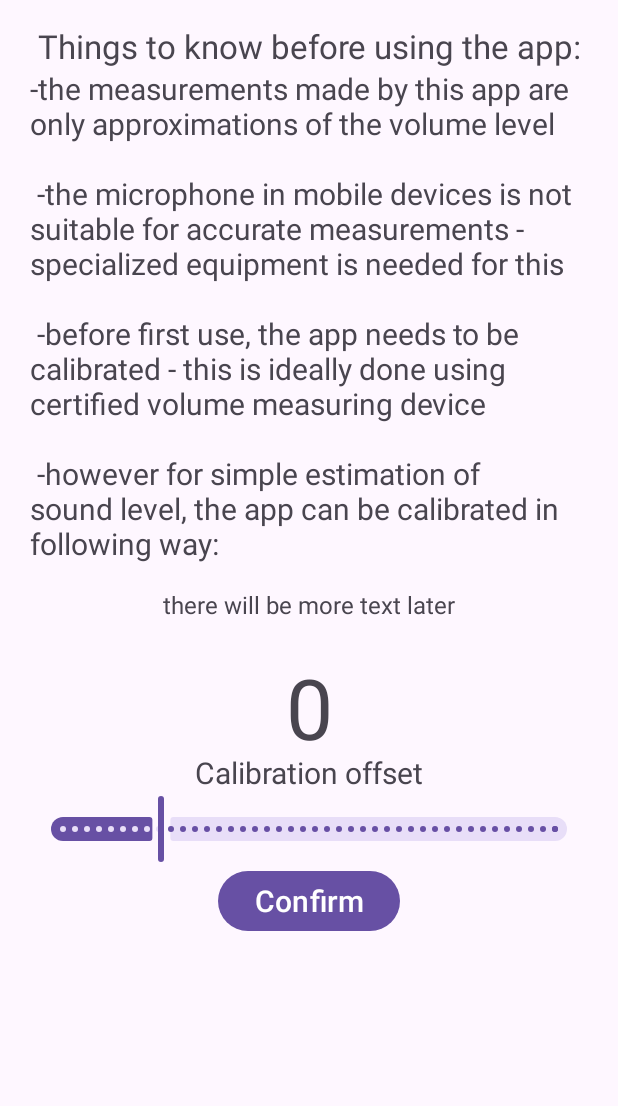
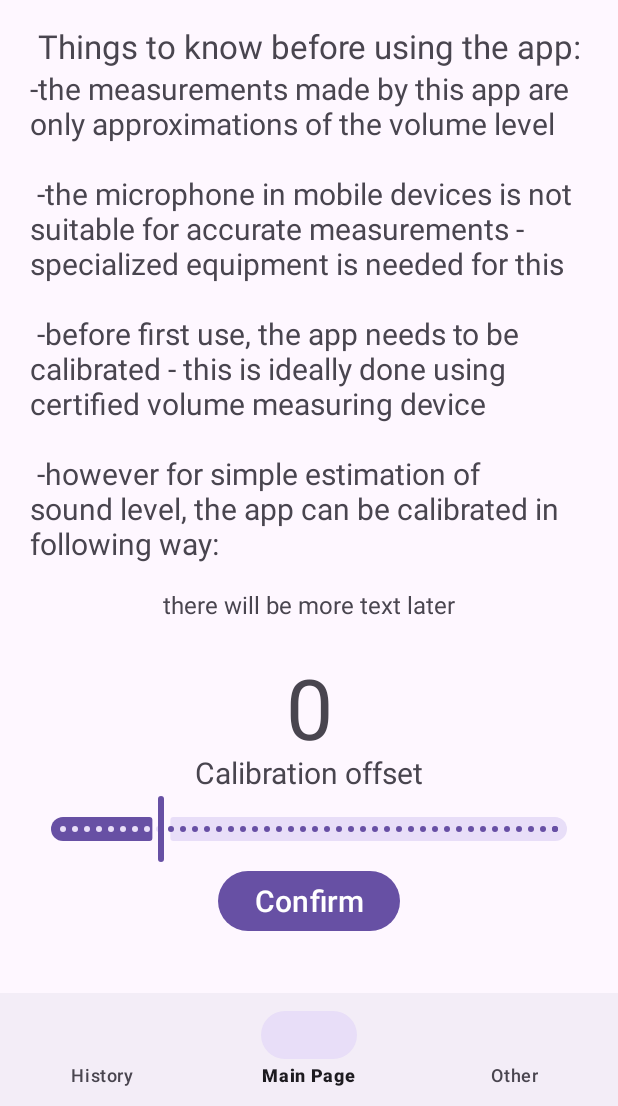
Before and after one commit to Krisl86/VAMZ-SoundMeter, an Android app: the screen it shows after launch (MainActivity), on a phone screen of 412 x 824 dp, the part 130-1236 px from its top. Run offline under Robolectric (Android 15) with nearby library versions, the phone set to English and light mode, and no system bars; our stand-ins replace data binding; libraries missing offline, so code that uses them is left out: com.ekn.gruzer.

Commit message:
finally added bottom navigation

```diff
--- a/app/build.gradle
+++ b/app/build.gradle
@@ -52,4 +52,8 @@ dependencies {
     implementation 'androidx.fragment:fragment-ktx:1.5.7'
 
     implementation 'com.github.Gruzer:simple-gauge-android:0.3.1'
+
+    implementation "androidx.navigation:navigation-fragment-ktx:2.3.0"
+    implementation "androidx.navigation:navigation-ui-ktx:2.3.0"
+
 }
--- a/app/src/main/java/com/example/soundmeter/activities/MainActivity.kt
+++ b/app/src/main/java/com/example/soundmeter/activities/MainActivity.kt
@@ -6,7 +6,11 @@ import android.os.Bundle
 import androidx.appcompat.app.AppCompatActivity
 import androidx.core.app.ActivityCompat
 import androidx.core.content.ContextCompat
+import androidx.fragment.app.Fragment
 import com.example.soundmeter.R
+import com.example.soundmeter.fragments.HistoryFragment
+import com.example.soundmeter.fragments.MainFragment
+import com.google.android.material.bottomnavigation.BottomNavigationView
 
 class MainActivity : AppCompatActivity() {
     override fun onCreate(savedInstanceState: Bundle?) {
@@ -17,5 +21,26 @@ class MainActivity : AppCompatActivity() {
             != PackageManager.PERMISSION_GRANTED) {
             ActivityCompat.requestPermissions(this, arrayOf(Manifest.permission.RECORD_AUDIO), 1)
         }
+
+        val mainFrag = MainFragment()
+        val historyFrag = HistoryFragment()
+
+        val bottomNav = findViewById<BottomNavigationView>(R.id.bottomNavigationView)
+        bottomNav.setOnNavigationItemSelectedListener {
+            when (it.itemId) {
+                R.id.historyMenuItem -> setFragmentAsCurrent(historyFrag)
+                R.id.mainMenuItem -> setFragmentAsCurrent(mainFrag)
+                R.id.otherMenuItem -> setFragmentAsCurrent(mainFrag)
+            }; true
+        }
+
+        bottomNav.menu.findItem(R.id.mainMenuItem).isChecked = true
+    }
+
+    private fun setFragmentAsCurrent(frag: Fragment) {
+        supportFragmentManager.beginTransaction().apply {
+            replace(R.id.fragmentContainerView, frag)
+            commit()
+        }
     }
 }
--- a/app/src/main/java/com/example/soundmeter/fragments/CalibrationFragment.kt
+++ b/app/src/main/java/com/example/soundmeter/fragments/CalibrationFragment.kt
@@ -30,9 +30,7 @@ class CalibrationFragment : Fragment() {
 
         val preferences = activity?.getPreferences(Context.MODE_PRIVATE)
         if (!preferences!!.getBoolean(getString(R.string.first_start_key), true))
-        {
             loadMainFragment()
-        }
 
         binding.vm = viewModel
         binding.lifecycleOwner = viewLifecycleOwner
@@ -59,7 +57,7 @@ class CalibrationFragment : Fragment() {
         val mainFragment = MainFragment()
         val fm = fragmentManager
         val ft = fm?.beginTransaction()
-        ft?.replace(R.id.calibrationFragment, mainFragment)
+        ft?.replace(R.id.fragmentContainerView, mainFragment)
         ft?.commit()
     }
 }
--- /dev/null
+++ b/app/src/main/java/com/example/soundmeter/fragments/HistoryFragment.kt
@@ -0,0 +1,28 @@
+package com.example.soundmeter.fragments
+
+import android.os.Bundle
+import androidx.fragment.app.Fragment
+import android.view.LayoutInflater
+import android.view.View
+import android.view.ViewGroup
+import androidx.databinding.DataBindingUtil
+import androidx.fragment.app.viewModels
+import com.example.soundmeter.R
+import com.example.soundmeter.databinding.FragmentHistoryBinding
+import com.example.soundmeter.databinding.FragmentMainBinding
+import com.example.soundmeter.viewmodels.HistoryViewModel
+
+class HistoryFragment : Fragment() {
+
+    private lateinit var binding: FragmentHistoryBinding
+    private val viewModel: HistoryViewModel by viewModels()
+
+    override fun onCreateView(
+        inflater: LayoutInflater, container: ViewGroup?,
+        savedInstanceState: Bundle?
+    ): View? {
+        binding = DataBindingUtil.inflate(inflater, R.layout.fragment_history, container, false)
+        return binding.root
+    }
+
+}
--- /dev/null
+++ b/app/src/main/java/com/example/soundmeter/viewmodels/HistoryViewModel.kt
@@ -0,0 +1,6 @@
+package com.example.soundmeter.viewmodels
+
+import androidx.lifecycle.ViewModel
+
+class HistoryViewModel : ViewModel() {
+}
--- a/app/src/main/res/layout/activity_main.xml
+++ b/app/src/main/res/layout/activity_main.xml
@@ -3,18 +3,26 @@
     xmlns:tools="http://schemas.android.com/tools"
     android:layout_width="match_parent"
     android:layout_height="match_parent"
+    xmlns:app="http://schemas.android.com/apk/res-auto"
     tools:context=".activities.MainActivity">
 
-<!--    <androidx.fragment.app.FragmentContainerView-->
-<!--        android:id="@+id/mainFragment"-->
-<!--        android:layout_width="match_parent"-->
-<!--        android:layout_height="match_parent"-->
-<!--        android:name="com.example.soundmeter.fragments.MainFragment"/>-->
-
     <androidx.fragment.app.FragmentContainerView
-        android:id="@+id/calibrationFragment"
+        android:id="@+id/fragmentContainerView"
         android:layout_width="match_parent"
-        android:layout_height="match_parent"
+        android:layout_height="0dp"
+        app:layout_constraintStart_toStartOf="parent"
+        app:layout_constraintEnd_toEndOf="parent"
+        app:layout_constraintTop_toTopOf="parent"
+        app:layout_constraintBottom_toTopOf="@id/bottomNavigationView"
         android:name="com.example.soundmeter.fragments.CalibrationFragment"/>
 
+    <com.google.android.material.bottomnavigation.BottomNavigationView
+        android:id="@+id/bottomNavigationView"
+        android:layout_width="match_parent"
+        android:layout_height="75dp"
+        app:layout_constraintStart_toStartOf="parent"
+        app:layout_constraintEnd_toEndOf="parent"
+        app:layout_constraintTop_toBottomOf="@id/fragmentContainerView"
+        app:layout_constraintBottom_toBottomOf="parent"
+        app:menu="@menu/bottom_nav_menu"/>
 </androidx.constraintlayout.widget.ConstraintLayout>
--- /dev/null
+++ b/app/src/main/res/menu/bottom_nav_menu.xml
@@ -0,0 +1,12 @@
+<?xml version="1.0" encoding="utf-8"?>
+<menu xmlns:android="http://schemas.android.com/apk/res/android">
+    <item
+        android:id="@+id/historyMenuItem"
+        android:title="History"/>
+    <item
+        android:id="@+id/mainMenuItem"
+        android:title="Main Page"/>
+    <item
+        android:id="@+id/otherMenuItem"
+        android:title="Other"/>
+</menu>
```
Also changed, not shown: app/src/main/res/layout/fragment_history.xml (added, +23 -0 lines).
